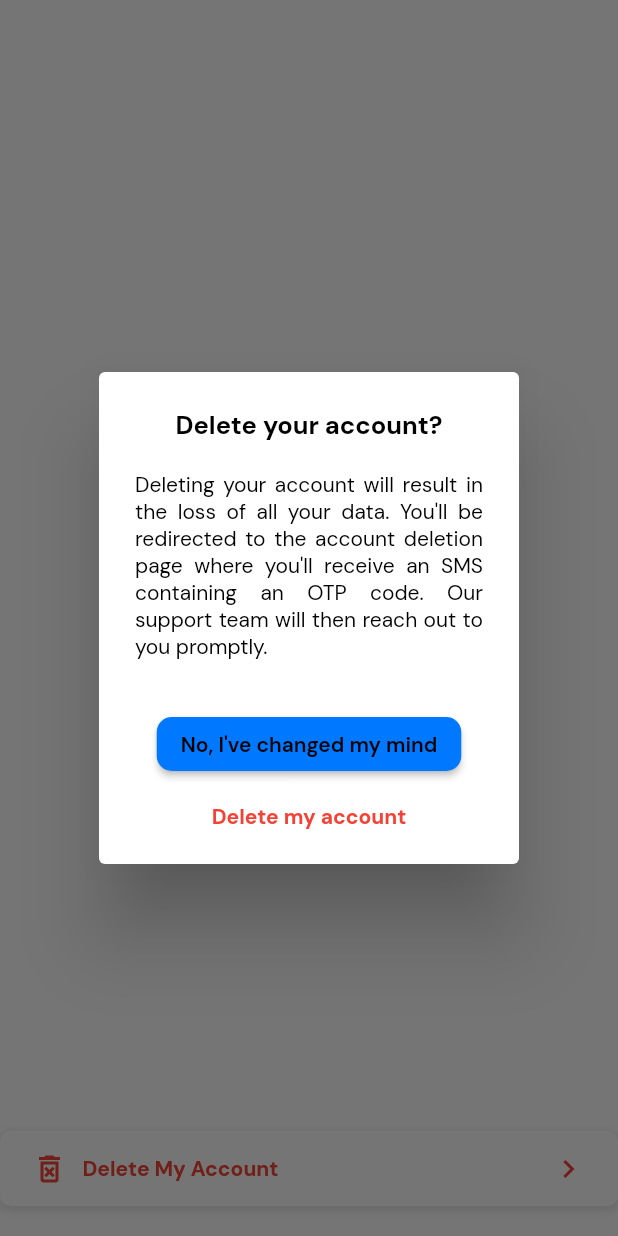
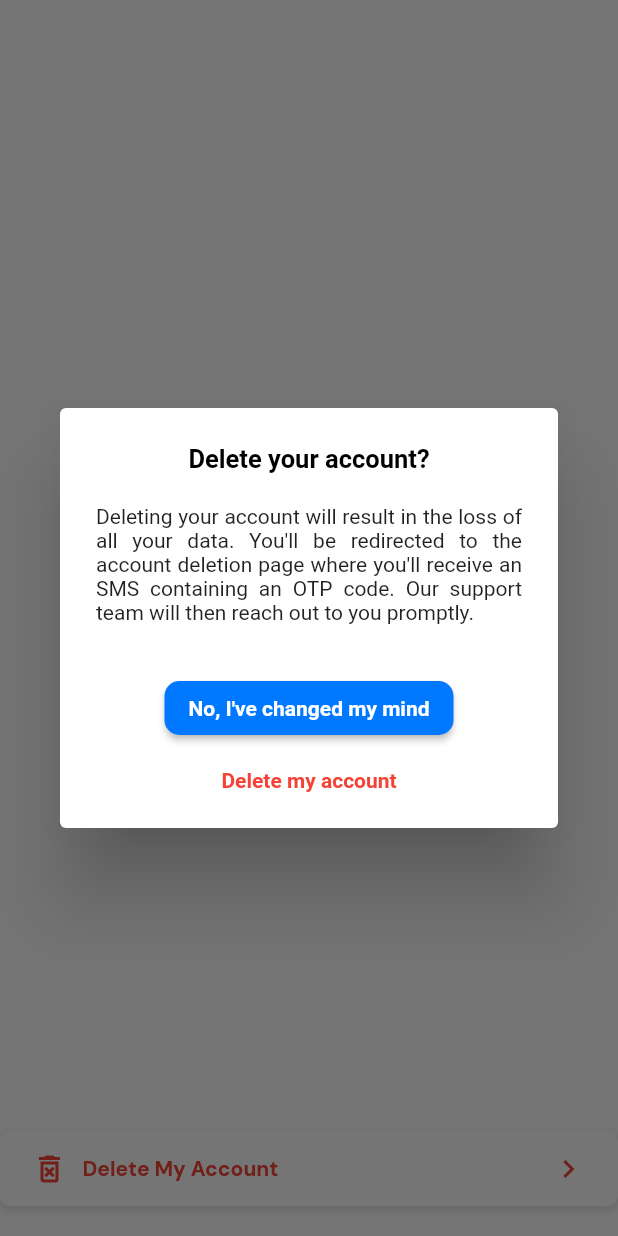
Before and after one commit to LuvparkRechie/luvpark, a Flutter app: the ProfileDelete widget shown alone on an empty page, opened directly, after a tap on "Delete My Account", on a phone screen of 412 x 824 dp. Run offline on Flutter 3.47's test engine with Material 3 defaults, Android fonts, the phone set to English and light mode, and no system bars; drawn by our look-alikes of auto_size_text; our stand-ins replace animate_do, awesome_notifications, calendar_date_picker2, convert, dotted_border, email_validator and 32 more; missing offline and left inert: app_settings, clipboard, colorful_safe_area, dart_ping, dart_ping_ios, device_apps and 7 more; accounts and stored records are empty; project files that could hold a hidden picture were left out.

Commit message:
UI enhancement

```diff
--- a/lib/profile/profile_delete.dart
+++ b/lib/profile/profile_delete.dart
@@ -1,5 +1,6 @@
 import 'dart:convert';
 
+import 'package:auto_size_text/auto_size_text.dart';
 import 'package:flutter/material.dart';
 import 'package:luvpark/classess/api_keys.dart';
 import 'package:luvpark/classess/color_component.dart';
@@ -103,7 +104,7 @@ class _ProfileDeleteState extends State<ProfileDelete> {
                 Navigator.of(context).pop();
                 showAlertDialog(
                   context,
-                  "Error",
+                  "LuvPark",
                   returnData["msg"],
                   () {
                     Navigator.of(context).pop();
@@ -164,21 +165,16 @@ class _ProfileDeleteState extends State<ProfileDelete> {
                       Container(
                         width: 10,
                       ),
-                      CustomDisplayText(
+                      Expanded(
+                        child: CustomDisplayText(
                           label: 'Delete My Account',
                           color: Colors.red,
                           fontWeight: FontWeight.bold,
                         ),
-                      Expanded(
-                        child: Row(
-                          mainAxisAlignment: MainAxisAlignment.end,
-                          children: [
+                      ),
                       Icon(
                         Icons.chevron_right,
                         color: Colors.red,
-                            ),
-                          ],
-                        ),
                       ),
                     ],
                   ),
@@ -205,33 +201,42 @@ void showModalConfirmation(
     context: context,
     builder: (BuildContext context) {
       return AlertDialog(
-        title: Row(
-          mainAxisAlignment: MainAxisAlignment.center,
-          children: [
-            CustomDisplayText(
-              label: title,
+        title: Center(
+            child: Text(
+          "$title",
+          style: TextStyle(
             fontSize: 17,
             fontWeight: FontWeight.bold,
-            )
-          ],
+            color: Colors.black,
           ),
-        content: CustomDisplayText(
-          label: msg,
+        )),
+        content: Text(
+          "$msg",
+          style: TextStyle(
             fontSize: 14,
             fontWeight: FontWeight.normal,
-          alignment: TextAlign.justify,
           ),
+          textAlign: TextAlign.justify,
+        ),
+        // CustomDisplayText(
+        //   label: msg,
+        //   fontSize: 14,
+        //   fontWeight: FontWeight.normal,
+        //   alignment: TextAlign.justify,
+        // ),
         actions: <Widget>[
           Center(
             child: ElevatedButton(
               onPressed: () {
                 pressCancel();
               },
-              child: CustomDisplayText(
-                label: cancelButtonLabel,
+              child: Text(
+                cancelButtonLabel,
+                style: TextStyle(
                   fontSize: 14,
-                alignment: TextAlign.center,
                   fontWeight: FontWeight.w600,
+                ),
+                textAlign: TextAlign.center,
               ),
               style: ElevatedButton.styleFrom(
                 shape: RoundedRectangleBorder(
@@ -246,12 +251,14 @@ void showModalConfirmation(
               onPressed: () {
                 pressContinue();
               },
-              child: CustomDisplayText(
+              child: Text(
+                continueButtonLabel,
+                style: TextStyle(
                   color: Colors.red,
-                label: continueButtonLabel,
                   fontSize: 14,
                   fontWeight: FontWeight.w700,
-                alignment: TextAlign.center,
+                ),
+                textAlign: TextAlign.center,
               ),
             ),
           ),
--- a/lib/profile/update_step1.dart
+++ b/lib/profile/update_step1.dart
@@ -312,9 +312,8 @@ class _RegistrationPage1State extends State<UpdateProfStep1> {
                           fontWeight: FontWeight.w400,
                           fontSize: 14,
                         ),
-                        contentPadding: EdgeInsets.symmetric(
-                          horizontal: 10,
-                        ),
+                        contentPadding:
+                            const EdgeInsets.only(left: 17, right: 17),
                         constraints: BoxConstraints.tightFor(height: 50),
                         focusedBorder: OutlineInputBorder(
                           borderSide:
--- a/lib/reserve/parking_details.dart
+++ b/lib/reserve/parking_details.dart
@@ -286,6 +286,7 @@ class _ParkingDetailsState extends State<ParkingDetails>
                             refno: widget.resData[0]["reservation_ref_no"]
                                 .toString(),
                           ),
+                          Container(height: 20),
                           Row(
                             children: [
                               QrImageView(
```
Also changed, not shown: lib/profile/update_step2.dart (+4 -4 lines), lib/reserve/receiptV2.dart (+12 -6 lines), 1 other file. Lines whose indentation alone changed are shown as unchanged.
